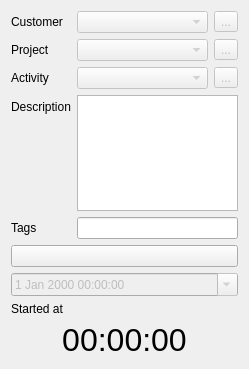
AlexandrePTJ/kemai, file src/app/activitywidget.ui: the form before one commit.
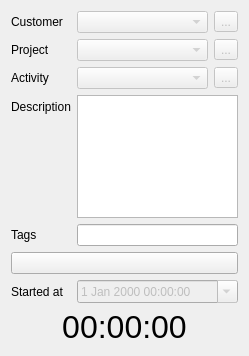
The form after the commit. Icons and pictures are not drawn.

```diff
--- a/src/app/activitywidget.ui
+++ b/src/app/activitywidget.ui
@@ -7,7 +7,7 @@
     <x>0</x>
     <y>0</y>
     <width>249</width>
-    <height>369</height>
+    <height>356</height>
    </rect>
   </property>
   <property name="windowTitle">
@@ -16,8 +16,6 @@
   <property name="locale">
    <locale language="English" country="UnitedStates"/>
   </property>
-  <layout class="QVBoxLayout" name="verticalLayout">
-   <item>
     <layout class="QFormLayout" name="formLayout">
      <item row="0" column="0">
       <widget class="QLabel" name="lbCustomer">
@@ -177,9 +175,7 @@
      <item row="4" column="1">
       <widget class="QLineEdit" name="leTags"/>
      </item>
-    </layout>
-   </item>
-   <item>
+   <item row="5" column="0" colspan="2">
     <widget class="QPushButton" name="btStartStop">
      <property name="sizePolicy">
       <sizepolicy hsizetype="Minimum" vsizetype="Expanding">
@@ -208,30 +204,14 @@
      </property>
     </widget>
    </item>
-   <item>
-    <widget class="QDateTimeEdit" name="dteStartedAt">
-     <property name="enabled">
-      <bool>false</bool>
-     </property>
-     <property name="sizePolicy">
-      <sizepolicy hsizetype="Expanding" vsizetype="Fixed">
-       <horstretch>0</horstretch>
-       <verstretch>0</verstretch>
-      </sizepolicy>
-     </property>
-     <property name="calendarPopup">
-      <bool>true</bool>
-     </property>
-    </widget>
-   </item>
-   <item>
+   <item row="7" column="0">
     <widget class="QLabel" name="lbStartedAt">
      <property name="text">
       <string>Started at</string>
      </property>
     </widget>
    </item>
-   <item>
+   <item row="8" column="0" colspan="2">
     <widget class="QLabel" name="lbDurationTime">
      <property name="font">
       <font>
@@ -246,6 +226,22 @@
      </property>
     </widget>
    </item>
+   <item row="7" column="1">
+    <widget class="QDateTimeEdit" name="dteStartedAt">
+     <property name="enabled">
+      <bool>false</bool>
+     </property>
+     <property name="sizePolicy">
+      <sizepolicy hsizetype="Expanding" vsizetype="Fixed">
+       <horstretch>0</horstretch>
+       <verstretch>0</verstretch>
+      </sizepolicy>
+     </property>
+     <property name="calendarPopup">
+      <bool>true</bool>
+     </property>
+    </widget>
+   </item>
   </layout>
  </widget>
  <resources>
```
Left out of the diff: 12 changed lines with no effect on the pictures. Lines whose indentation alone changed are shown as unchanged.
